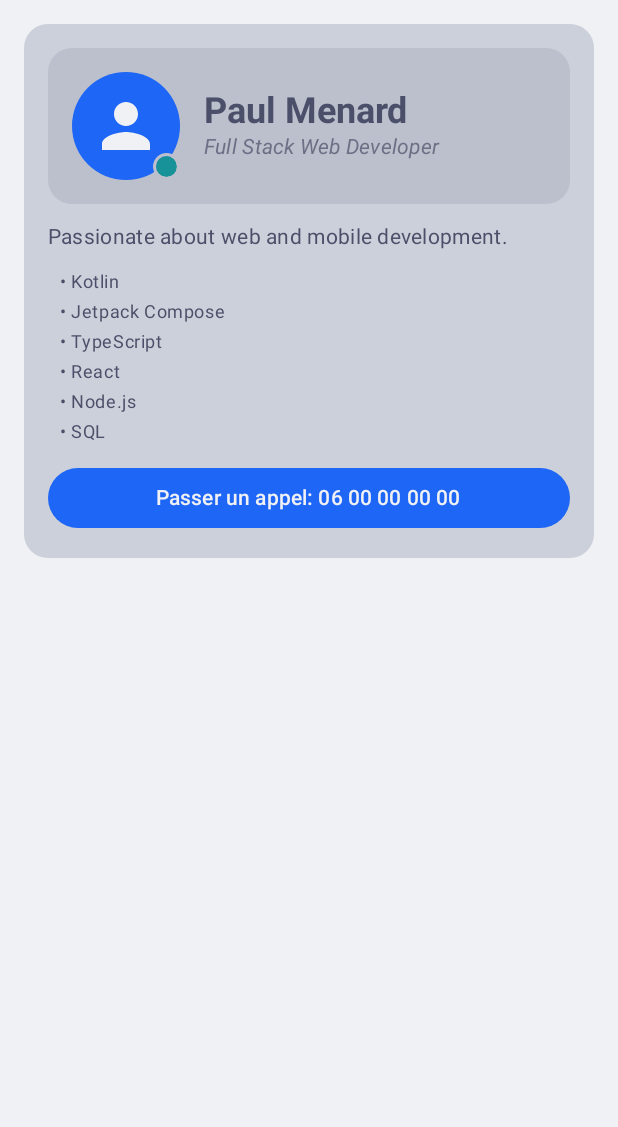
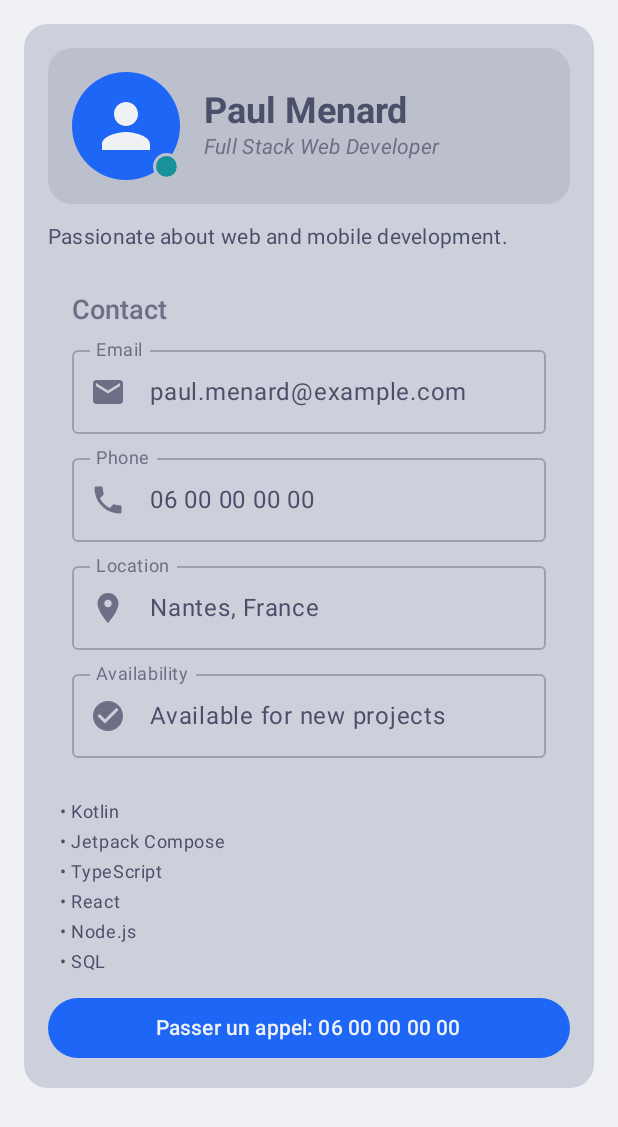
Before and after one commit to PaulMNRD/esgi-kotlin-devprofile, an Android app built with Jetpack Compose: the screen it shows after launch (MainActivity), on a phone screen of 412 x 824 dp. Shown: the top 1127 px of the screen. Run offline under Robolectric (Android 15) with nearby library versions, the phone set to English and light mode, and no system bars.

Commit message:
Contact info card with read only OutlinedTextField

```diff
--- a/app/src/main/java/com/example/developerprofile/MainActivity.kt
+++ b/app/src/main/java/com/example/developerprofile/MainActivity.kt
@@ -20,9 +20,17 @@ import androidx.compose.foundation.layout.width
 import androidx.compose.foundation.shape.CircleShape
 import androidx.compose.foundation.shape.RoundedCornerShape
 import androidx.compose.material.icons.Icons
+import androidx.compose.material.icons.filled.CheckCircle
+import androidx.compose.material.icons.filled.Close
+import androidx.compose.material.icons.filled.Email
+import androidx.compose.material.icons.filled.LocationOn
 import androidx.compose.material.icons.filled.Person
+import androidx.compose.material.icons.filled.Phone
 import androidx.compose.material3.Button
+import androidx.compose.material3.Card
+import androidx.compose.material3.Icon
 import androidx.compose.material3.MaterialTheme
+import androidx.compose.material3.OutlinedTextField
 import androidx.compose.material3.Scaffold
 import androidx.compose.material3.Surface
 import androidx.compose.material3.Text
@@ -31,6 +39,7 @@ import androidx.compose.ui.Alignment
 import androidx.compose.ui.Modifier
 import androidx.compose.ui.draw.clip
 import androidx.compose.ui.graphics.ColorFilter
+import androidx.compose.ui.graphics.vector.ImageVector
 import androidx.compose.ui.text.font.FontStyle
 import androidx.compose.ui.tooling.preview.Preview
 import androidx.compose.ui.unit.dp
@@ -82,6 +91,12 @@ fun ProfileCard(
     ) {
         ProfileHeader(profile.name, profile.title, profile.isAvailable)
         ProfileDescription(profile.desc)
+        ContactInfoCard(
+            email = profile.email,
+            phone = profile.contact,
+            location = profile.location,
+            isAvailable = profile.isAvailable,
+        )
         Column(verticalArrangement = Arrangement.spacedBy(4.dp)) {
             profile.skills.forEach { skill -> ProfileSkill(skill) }
         }
@@ -124,7 +139,6 @@ fun ProfileHeader(
     }
 }
 
-// Placeholder avatar with a small badge showing if the developer is available
 @Composable
 fun ProfileAvatar(isAvailable: Boolean, modifier: Modifier = Modifier) {
     val badgeColor = if (isAvailable) MaterialTheme.colorScheme.secondary else MaterialTheme.colorScheme.outline
@@ -149,6 +163,50 @@ fun ProfileAvatar(isAvailable: Boolean, modifier: Modifier = Modifier) {
                 .background(badgeColor, CircleShape),
         )
     }
+}
+
+@Composable
+fun ContactInfoCard(
+    email: String,
+    phone: String,
+    location: String,
+    isAvailable: Boolean,
+    modifier: Modifier = Modifier,
+) {
+    Card(modifier = modifier.fillMaxWidth(), shape = MaterialTheme.shapes.medium) {
+        Column(
+            modifier = Modifier.padding(16.dp),
+            verticalArrangement = Arrangement.spacedBy(8.dp),
+        ) {
+            Text(text = "Contact", style = MaterialTheme.typography.titleMedium)
+            InfoField(label = "Email", value = email, icon = Icons.Default.Email)
+            InfoField(label = "Phone", value = phone, icon = Icons.Default.Phone)
+            InfoField(label = "Location", value = location, icon = Icons.Default.LocationOn)
+            InfoField(
+                label = "Availability",
+                value = if (isAvailable) "Available for new projects" else "Not available",
+                icon = if (isAvailable) Icons.Default.CheckCircle else Icons.Default.Close,
+            )
+        }
+    }
+}
+
+@Composable
+fun InfoField(
+    label: String,
+    value: String,
+    icon: ImageVector,
+    modifier: Modifier = Modifier,
+) {
+    OutlinedTextField(
+        value = value,
+        onValueChange = {},
+        readOnly = true,
+        label = { Text(label) },
+        leadingIcon = { Icon(imageVector = icon, contentDescription = null) },
+        singleLine = true,
+        modifier = modifier.fillMaxWidth(),
+    )
 }
 
 @Composable
```
